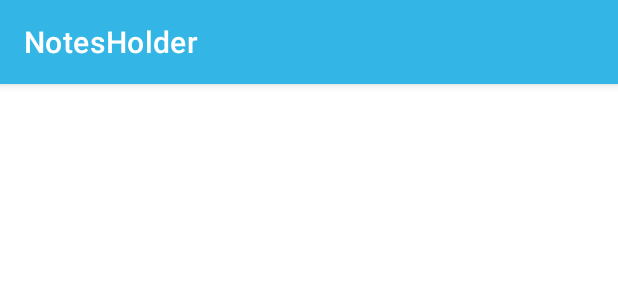
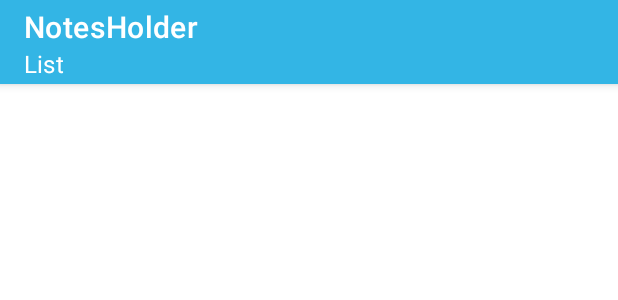
Before and after one commit to docAlexxx/NotesHolder, an Android app: the layout activity_main.xml on its own in the app's theme, with its tools: preview values and no code run, on a phone screen of 412 x 824 dp. Shown: the top 300 px of the screen. Run offline under Robolectric (Android 15) with nearby library versions, the phone set to English and light mode, and no system bars.

Commit message:
navigation drawer added

```diff
--- a/app/src/main/res/layout/activity_main.xml
+++ b/app/src/main/res/layout/activity_main.xml
@@ -1,24 +1,31 @@
 <?xml version="1.0" encoding="utf-8"?>
-<LinearLayout xmlns:android="http://schemas.android.com/apk/res/android"
+
+<androidx.drawerlayout.widget.DrawerLayout xmlns:android="http://schemas.android.com/apk/res/android"
     xmlns:app="http://schemas.android.com/apk/res-auto"
     xmlns:tools="http://schemas.android.com/tools"
+    android:id="@+id/drawer_layout"
     android:layout_width="match_parent"
     android:layout_height="match_parent"
-    tools:context=".MainActivity"
+    tools:openDrawer="start">
+
+    <LinearLayout
+        android:layout_width="match_parent"
+        android:layout_height="match_parent"
         android:orientation="vertical">
+
 
         <com.google.android.material.appbar.AppBarLayout
             android:layout_width="match_parent"
-        android:layout_height="wrap_content"
-        tools:ignore="MissingConstraints">
+            android:layout_height="wrap_content">
 
             <androidx.appcompat.widget.Toolbar
                 android:id="@+id/toolbar"
                 android:layout_width="match_parent"
                 android:layout_height="?attr/actionBarSize"
-            app:titleTextColor="@color/white"
+                app:subtitle="List"
+                app:subtitleTextColor="@color/white"
                 app:title="@string/app_name"
-            app:subtitleTextColor="@color/white"/>
+                app:titleTextColor="@color/white" />
 
         </com.google.android.material.appbar.AppBarLayout>
 
@@ -29,3 +36,12 @@
 
         </FrameLayout>
     </LinearLayout>
+
+    <com.google.android.material.navigation.NavigationView
+        android:id="@+id/navigation_view"
+        android:layout_width="wrap_content"
+        android:layout_height="match_parent"
+        android:layout_gravity="start"
+        app:headerLayout="@layout/navigationdrawer_header"
+        app:menu="@menu/menu" />
+</androidx.drawerlayout.widget.DrawerLayout>
```
Also changed, not shown: app/src/main/res/layout/navigationdrawer_header.xml (added, +16 -0 lines). Lines whose indentation alone changed are shown as unchanged.
